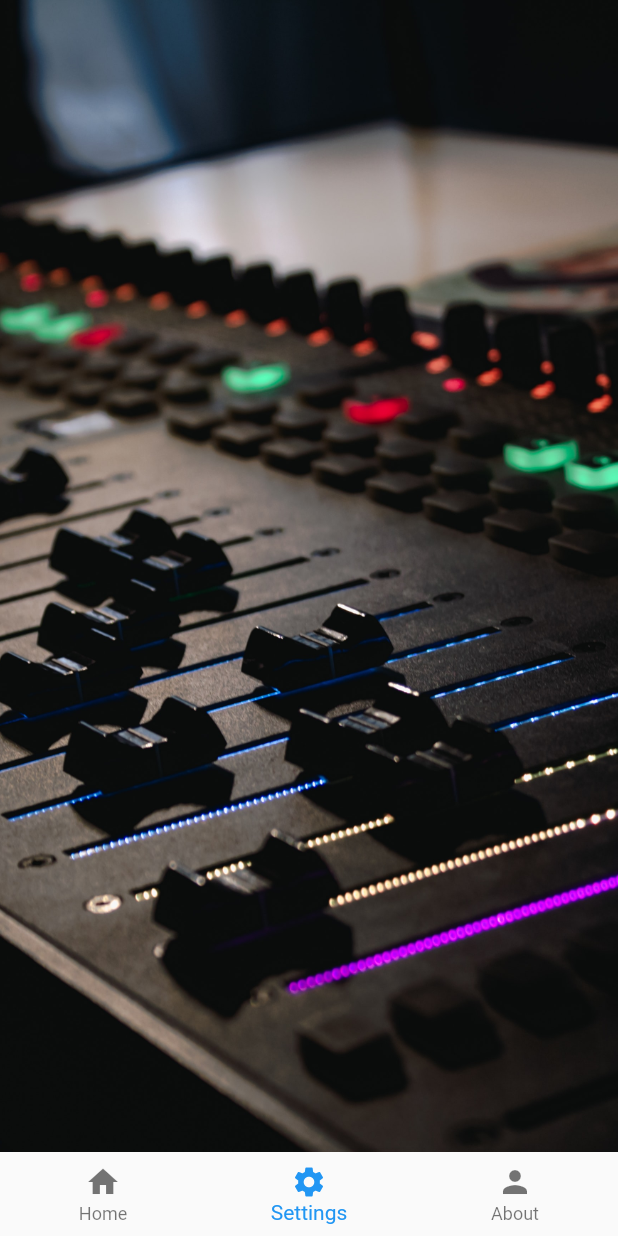
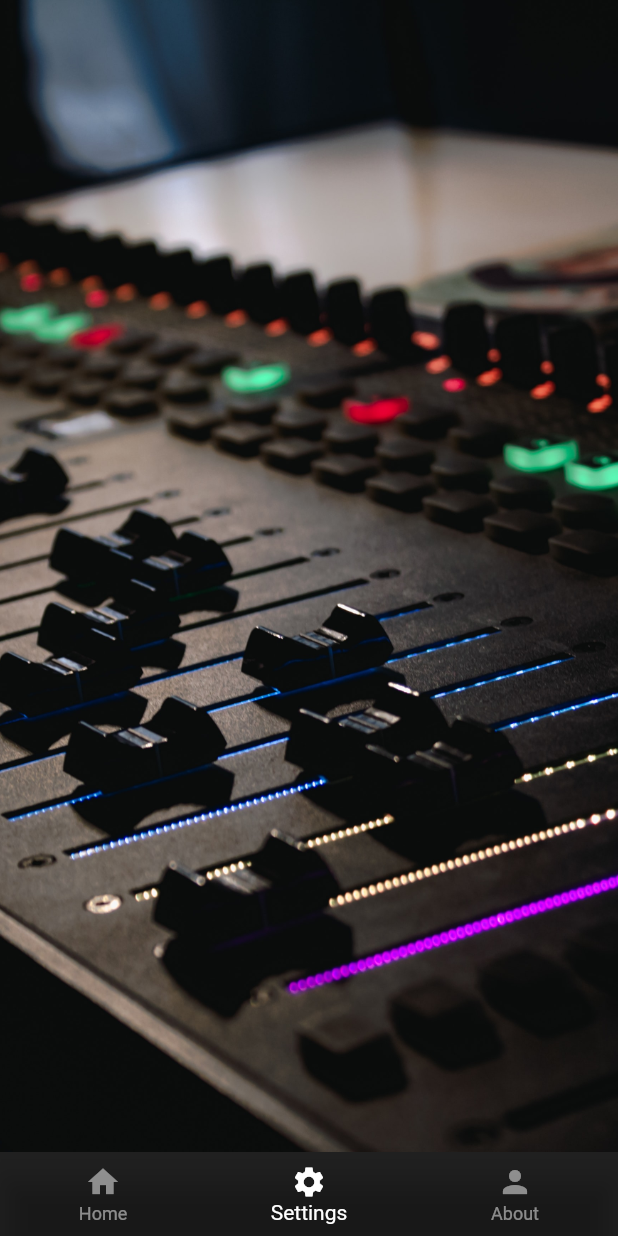
Before and after one commit to EPasiakos/Radio_Net, a Flutter app: the screen it shows after launch, item 2 of the bottom bar chosen, on a phone screen of 412 x 824 dp. Run offline on Flutter 3.47's test engine with Material 2 defaults, Android fonts, the phone set to English and light mode, and no system bars; our stand-ins replace audioplayers.

Commit message:
Removed debug banner and changed nav colors to dark

```diff
--- a/lib/components/bottom_nav.dart
+++ b/lib/components/bottom_nav.dart
@@ -41,6 +41,9 @@ class BottomNav extends StatelessWidget {
           label: 'About',
         ),
       ],
+      backgroundColor: Colors.black87,
+      selectedItemColor: Colors.white,
+      unselectedItemColor: Colors.white.withOpacity(0.5),
     );
   }
 }
--- a/lib/main.dart
+++ b/lib/main.dart
@@ -27,6 +27,7 @@ class MyApp extends StatelessWidget {
         Provider.of<NavigationController>(context);
 
     return MaterialApp(
+      debugShowCheckedModeBanner: false,
       home: Navigator(
         pages: [
           const MaterialPage(child: HomePage()),
```
Also changed, not shown: 1 other file.
